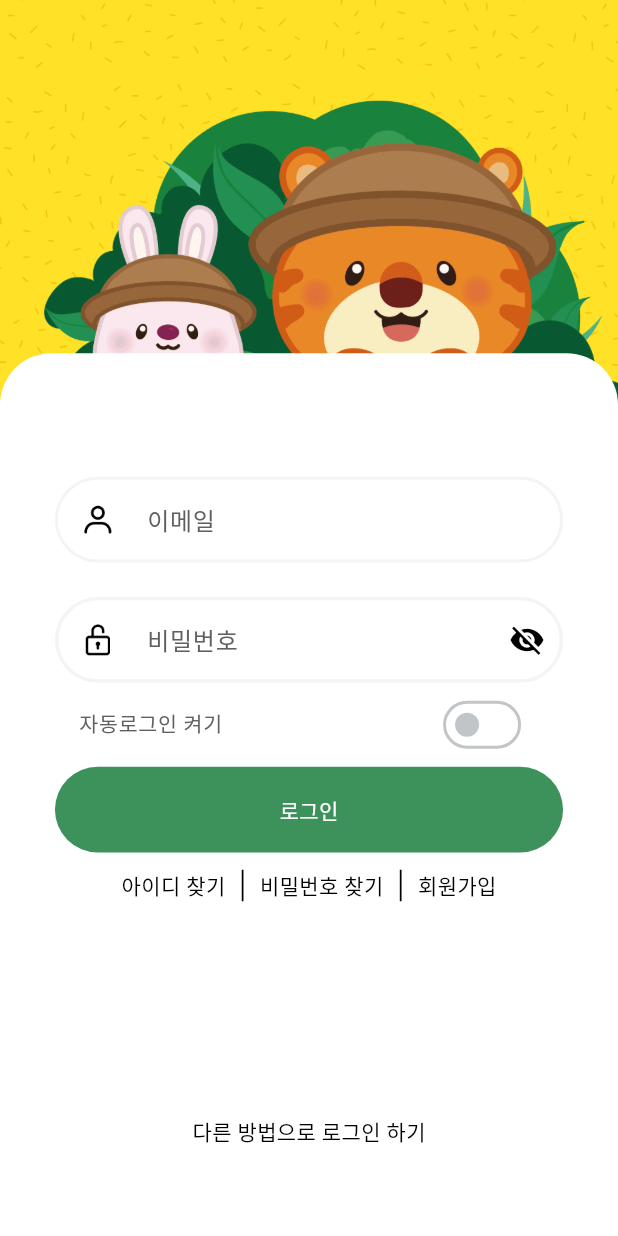
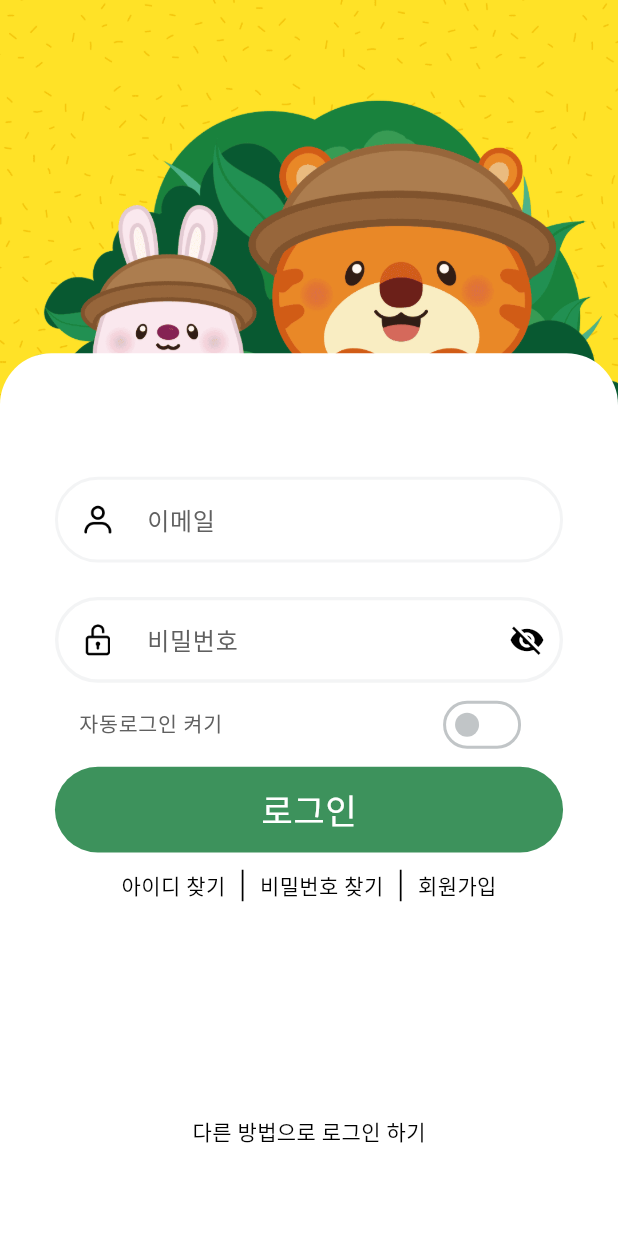
Before and after one commit to kistseri/hoglehogle, a Flutter app: the screen it shows after launch, after a tap on "이메일 • 로그인 회원가입", on a phone screen of 412 x 824 dp. Run offline on Flutter 3.47's test engine with Material 3 defaults, Android fonts, the phone set to English and light mode, and no system bars; our stand-ins replace carousel_slider, connectivity_plus, convert, dio, flip_card, flutter_dotenv and 18 more; missing offline and left inert: encrypt, flame, kakao_flutter_sdk; accounts and stored records are empty; network calls fail; Roboto replaces fonts that are missing (NotoSansKR-Regular); statements that could not run were skipped.

Commit message:
1.0.7+15 업데이트

```diff
--- a/lib/data/models/tracing_data.dart
+++ b/lib/data/models/tracing_data.dart
@@ -4,17 +4,20 @@ class TracingData {
   final String ilno;
   final String note;
   final String svg;
+  final String voice;
 
   TracingData({
     required this.ilno,
     required this.note,
     required this.svg,
+    required this.voice,
   });
 
   TracingData.fromJson(Map<String, dynamic> json)
       : ilno = json["ilno"],
         note = json["note"],
-        svg = json["itemimg"];
+        svg = json["itemimg"],
+        voice = json["voice"];
 }
 
 class TracingDataController extends GetxController {
--- a/lib/main.dart
+++ b/lib/main.dart
@@ -20,6 +20,8 @@ import 'package:path_provider/path_provider.dart';
 final RouteObserver<PageRoute> routeObserver = RouteObserver<PageRoute>();
 final SoundEffects effect = SoundEffects();
 final BackgroundMusicController music = Get.put(BackgroundMusicController());
+final double screenWidth = MediaQuery.of(Get.context!).size.width;
+final double screenHeight = MediaQuery.of(Get.context!).size.height;
 
 Future<void> main() async {
   WidgetsBinding widgetsBinding = WidgetsFlutterBinding.ensureInitialized();
--- a/lib/screens/auth/login/local_login_screen.dart
+++ b/lib/screens/auth/login/local_login_screen.dart
@@ -4,6 +4,7 @@ import 'package:get/get.dart';
 import 'package:hoho_hanja/_core/colors.dart';
 import 'package:hoho_hanja/_core/size.dart';
 import 'package:hoho_hanja/data/DTO/requestDTO/loginDTO.dart';
+import 'package:hoho_hanja/main.dart';
 import 'package:hoho_hanja/screens/auth/find/email_find_screen.dart';
 import 'package:hoho_hanja/screens/auth/find/password_find_screen.dart';
 import 'package:hoho_hanja/screens/auth/join/join_screen.dart';
@@ -134,7 +135,7 @@ class _LocalLoginScreenState extends State<LocalLoginScreen> {
                   ),
                 ),
                 Expanded(
-                  flex: 75,
+                  flex: screenHeight >= 1000 ? 45 : 75,
                   child: Container(
                     decoration: BoxDecoration(
                         color: mBackWhite,
@@ -154,7 +155,9 @@ class _LocalLoginScreenState extends State<LocalLoginScreen> {
                             child: Column(
                               crossAxisAlignment: CrossAxisAlignment.center,
                               children: [
-                                SizedBox(height: 40.h),
+                                Visibility(
+                                    visible: screenHeight < 1000,
+                                    child: SizedBox(height: 40.h)),
                                 // 이메일 TextField
                                 SizedBox(
                                   height: 50.h,
@@ -302,7 +305,9 @@ class _LocalLoginScreenState extends State<LocalLoginScreen> {
                                       child: Center(
                                         child: Text(
                                           '로그인',
-                                          style: TextStyle(color: Colors.white),
+                                          style: TextStyle(
+                                              fontSize: 20.sp,
+                                              color: Colors.white),
                                         ),
                                       ),
                                     ),
--- a/lib/screens/auth/login/social_login_screen.dart
+++ b/lib/screens/auth/login/social_login_screen.dart
@@ -1,7 +1,9 @@
 import 'package:flutter/material.dart';
 import 'package:flutter_screenutil/flutter_screenutil.dart';
 import 'package:hoho_hanja/_core/colors.dart';
+import 'package:hoho_hanja/main.dart';
 import 'package:hoho_hanja/screens/auth/login/login_widgets/social_login.dart';
+import 'package:logger/logger.dart';
 
 class LoginScreen extends StatefulWidget {
   const LoginScreen({super.key});
@@ -37,7 +39,7 @@ class _LoginScreenState extends State<LoginScreen> {
                 ),
               ),
               Expanded(
-                flex: 75,
+                flex: screenHeight >= 1000 ? 45 : 75,
                 child: Container(
                   decoration: BoxDecoration(
                     color: mBackWhite,
--- a/lib/screens/tracing/tracing_widgets/tracing_word.dart
+++ b/lib/screens/tracing/tracing_widgets/tracing_word.dart
@@ -101,7 +101,7 @@ class _TracingWordState extends State<TracingWord> {
   //assets에서 SVG가져오기
   // Future<void> _loadSvgPathFromAssets(Size size, int currentIndex) async {
   //   try {
-  //     final svgData = await rootBundle.loadString('assets/images/mouth.svg');
+  //     final svgData = await rootBundle.loadString('assets/images/long.svg');
   //
   //     final st0PathData = SvgPathParser.getPathsByClassFromData(svgData, 'st0');
   //     if (st0PathData.isNotEmpty) {
@@ -336,6 +336,7 @@ class _TracingWordState extends State<TracingWord> {
           }
         } else {
           _lines.removeLast();
+          _updatePointerPositionForGroup(currentGroupIndex);
         }
 
         _currentLine.clear();
--- a/pubspec.yaml
+++ b/pubspec.yaml
@@ -1,7 +1,7 @@
 name: hoho_hanja
 description: "A new Flutter project."
 publish_to: 'none' # Remove this line if you wish to publish to pub.dev
-version: 1.0.6+14
+version: 1.0.7+15
 
 environment:
   sdk: ^3.5.3
```
Also changed, not shown: lib/screens/tracing/tracing_widgets/tracing_body.dart (+7 -3 lines), lib/screens/tracing/tracing_widgets/tracing_write.dart (+21 -2 lines), assets/images/long.svg (added), assets/images/mouth.svg (deleted), assets/images/social/long.svg (added), 10 other files.
